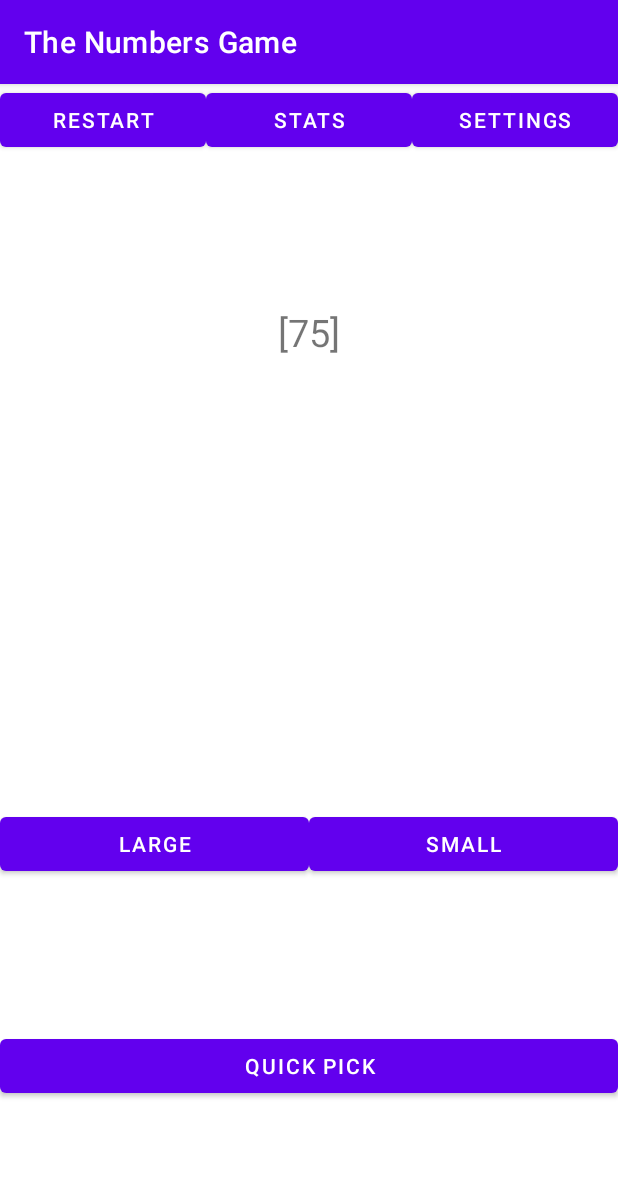
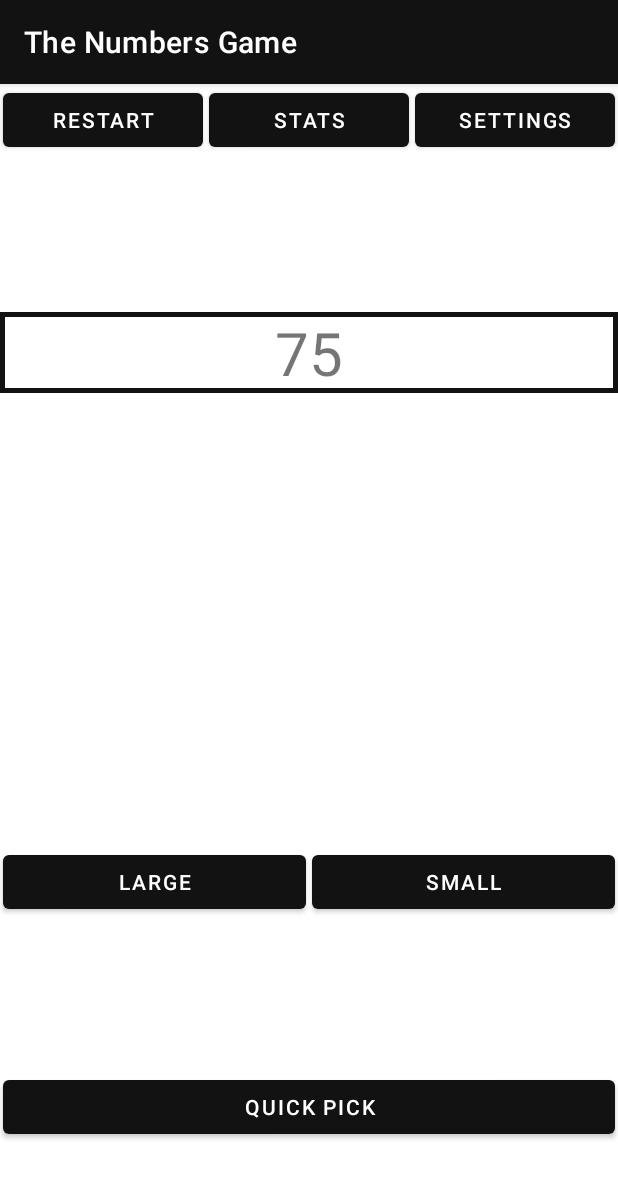
Before and after one commit to Mr-Scribbles/The_Numbers_Game, an Android app: the screen it shows after launch (MainActivity), after a tap on "LARGE", on a phone screen of 412 x 824 dp. Shown: the top 1178 px of the screen. Run offline under Robolectric (Android 15) with nearby library versions, the phone set to English and light mode, and no system bars.

Commit message:
general clean up

```diff
--- a/app/src/main/java/com/example/thenumbersgame/MainActivity.java
+++ b/app/src/main/java/com/example/thenumbersgame/MainActivity.java
@@ -171,10 +171,9 @@ public class MainActivity extends AppCompatActivity implements SensorEventListen
     private void addNumbers(int numberPicked) {
         if (numbers.size() == 5) {
             numbers.add(numberPicked);
-            displayNumbers.setText(numbers.toString());
-            System.out.println("starting delay");
-            Toast.makeText(this, "You have picked 6 numbers, Get Ready!", Toast.LENGTH_SHORT).show();
-            //slight delay fpr user
+            displayNumbers.setText(numbers.toString().replace(",", " ").replace("[", " "). replace("]", " ").trim());
+            Toast.makeText(this, "Get Ready!", Toast.LENGTH_SHORT).show();
+            //slight delay fpr ux
             Handler handler = new Handler();
             handler.postDelayed(() -> {
                 //run Game with chosen numbers
@@ -185,7 +184,7 @@ public class MainActivity extends AppCompatActivity implements SensorEventListen
             }, 1000);
         } else if (numbers.size() < 5) {
             numbers.add(numberPicked);
-            displayNumbers.setText(numbers.toString());
+            displayNumbers.setText(numbers.toString().replace(",", " ").replace("[", " "). replace("]", " ").trim());
             System.out.println("numbers is " + numbers);
         }
     }
--- a/app/src/main/java/com/example/thenumbersgame/StatsActivity.java
+++ b/app/src/main/java/com/example/thenumbersgame/StatsActivity.java
@@ -74,9 +74,7 @@ public class StatsActivity extends AppCompatActivity {
         Bundle extras = getIntent().getExtras();
         if (extras != null) {
             win = extras.getBoolean("win");
-        }
-
-        if(win){
+            if (win) {
                 total = total + 1;
                 run = run + 1;
                 wins = wins + 1;
@@ -101,6 +99,7 @@ public class StatsActivity extends AppCompatActivity {
                 System.out.println("New total: " + total);
                 run = 0;
                 lost = lost + 1;
+            }
         }
 
         Log.i("StatsActivity", "Adding scores: Total:" + total + " | win: " + wins + " | Loss: " + lost + " | Run: " + run);
@@ -170,5 +169,4 @@ public class StatsActivity extends AppCompatActivity {
             }
         }
 
-
     }
--- /dev/null
+++ b/app/src/main/res/drawable/back.xml
@@ -0,0 +1,5 @@
+<?xml version="1.0" encoding="utf-8"?>
+<shape xmlns:android="http://schemas.android.com/apk/res/android" android:shape="rectangle" >
+    <solid android:color="@android:color/white" />
+    <stroke android:width="3sp" android:color="@color/black"/>
+</shape>
--- a/app/src/main/res/layout/activity_game.xml
+++ b/app/src/main/res/layout/activity_game.xml
@@ -17,6 +17,7 @@
             android:layout_height="wrap_content"
             android:text="@string/home"
             android:layout_weight="1"
+            android:layout_margin="2sp"
             android:layout_gravity="center_horizontal"
             tools:ignore="UsingOnClickInXml" />
 
@@ -25,6 +26,7 @@
             android:layout_width="match_parent"
             android:layout_height="wrap_content"
             android:layout_weight="1"
+            android:layout_margin="2sp"
             android:layout_gravity="center_horizontal"
             android:text="@string/stats"
             tools:ignore="UsingOnClickInXml" />
@@ -34,6 +36,7 @@
             android:layout_width="match_parent"
             android:layout_height="wrap_content"
             android:layout_weight="1"
+            android:layout_margin="2sp"
             android:layout_gravity="center_horizontal"
             android:text="@string/settings"
             tools:ignore="UsingOnClickInXml" />
--- a/app/src/main/res/layout/activity_main.xml
+++ b/app/src/main/res/layout/activity_main.xml
@@ -19,6 +19,7 @@
             android:layout_height="wrap_content"
             android:text="@string/restart"
             android:layout_weight="1"
+            android:layout_margin="2sp"
             android:layout_gravity="center_horizontal"
             tools:ignore="UsingOnClickInXml" />
 
@@ -27,6 +28,7 @@
             android:layout_width="match_parent"
             android:layout_height="wrap_content"
             android:layout_weight="1"
+            android:layout_margin="2sp"
             android:layout_gravity="center_horizontal"
             android:text="@string/stats_main"
             tools:ignore="UsingOnClickInXml" />
@@ -36,6 +38,7 @@
             android:layout_width="match_parent"
             android:layout_height="wrap_content"
             android:layout_weight="1"
+            android:layout_margin="2sp"
             android:layout_gravity="center_horizontal"
             android:text="@string/settings_main"
             tools:ignore="UsingOnClickInXml" />
@@ -47,11 +50,12 @@
 
     <TextView
         android:id="@+id/numbersView"
+        android:background="@drawable/back"
         android:layout_width="match_parent"
         android:layout_height="wrap_content"
         android:layout_gravity="center_horizontal"
         android:textAlignment="center"
-        android:textSize="25sp"
+        android:textSize="40sp"
         android:text="" />
 
 
@@ -68,6 +72,7 @@
             android:layout_width="wrap_content"
             android:layout_height="wrap_content"
             android:layout_weight="1"
+            android:layout_margin="2sp"
             android:text="@string/large"
             tools:ignore="OnClick,UsingOnClickInXml" />
 
@@ -75,6 +80,7 @@
             android:onClick="smallClicked"
             android:layout_width="wrap_content"
             android:layout_height="wrap_content"
+            android:layout_margin="2sp"
             android:layout_weight="1"
             android:text="@string/small"
             tools:ignore="OnClick,UsingOnClickInXml" />
@@ -94,6 +100,7 @@
             android:onClick="quickPickClick"
             android:layout_width="wrap_content"
             android:layout_height="wrap_content"
+            android:layout_margin="2sp"
             android:layout_weight="1"
             android:layout_gravity="center_horizontal"
             android:text="Quick Pick"
--- a/app/src/main/res/layout/activity_settings.xml
+++ b/app/src/main/res/layout/activity_settings.xml
@@ -15,6 +15,7 @@
         <Button
             android:onClick="homeClicked"
             android:layout_width="match_parent"
+            android:layout_margin="2sp"
             android:layout_height="wrap_content"
             android:text="Home"
             android:layout_weight="1"
@@ -26,6 +27,7 @@
             android:layout_width="match_parent"
             android:layout_height="wrap_content"
             android:layout_weight="1"
+            android:layout_margin="2sp"
             android:layout_gravity="center_horizontal"
             android:text="Stats" />
 
@@ -34,6 +36,7 @@
             android:layout_width="match_parent"
             android:layout_height="wrap_content"
             android:layout_weight="1"
+            android:layout_margin="2sp"
             android:layout_gravity="center_horizontal"
             android:text="Settings" />
     </TableRow>
@@ -104,6 +107,7 @@
         android:layout_width="match_parent"
         android:layout_height="0dp"
         android:layout_weight="1"
+        android:background="@drawable/back"
         tools:ignore="HardcodedText" />
 
 
@@ -125,6 +129,7 @@
 
     <Button
         android:onClick="saveClicked"
+        android:layout_margin="2sp"
         android:layout_width="match_parent"
         android:layout_height="wrap_content"
         android:text="Save"
--- a/app/src/main/res/values/colors.xml
+++ b/app/src/main/res/values/colors.xml
@@ -5,6 +5,11 @@
     <color name="purple_700">#FF3700B3</color>
     <color name="teal_200">#FF03DAC5</color>
     <color name="teal_700">#FF018786</color>
-    <color name="black">#FF000000</color>
+    <color name="light_blue">#8DEAFF</color>
+    <color name="black">#121212</color>
     <color name="white">#FFFFFFFF</color>
+    <color name="dark_white">#B3B3B3</color>
+    <color name="grey">#404040</color>
+    <color name="dark_grey">#282828</color>
+
 </resources>
--- a/app/src/main/res/values/strings.xml
+++ b/app/src/main/res/values/strings.xml
@@ -7,7 +7,6 @@
     <string name="stats_stats">Stats</string>
     <string name="settings_stats">Settings</string>
     <string name="games_played">Games Played:</string>
-    <string name="games_won">Games Won:</string>
     <string name="games_lost">Games Lost:</string>
     <string name="winning_streak">Winning streak:</string>
     <string name="share_on_twitter">Share on Twitter</string>
@@ -21,4 +20,8 @@
     <string name="multiply">*</string>
     <string name="clear">C</string>
     <string name="plus">+</string>
+    <string name="won">Won:</string>
+    <string name="played">Played:</string>
+    <string name="lost">Lost</string>
+    <string name="streak">Streak:</string>
 </resources>
--- a/app/src/main/res/values/themes.xml
+++ b/app/src/main/res/values/themes.xml
@@ -2,13 +2,13 @@
     <!-- Base application theme. -->
     <style name="Theme.TheNumbersGame" parent="Theme.MaterialComponents.DayNight.DarkActionBar">
         <!-- Primary brand color. -->
-        <item name="colorPrimary">@color/purple_500</item>
-        <item name="colorPrimaryVariant">@color/purple_700</item>
+        <item name="colorPrimary">@color/black</item>
+        <item name="colorPrimaryVariant">@color/light_blue</item>
         <item name="colorOnPrimary">@color/white</item>
         <!-- Secondary brand color. -->
         <item name="colorSecondary">@color/teal_200</item>
         <item name="colorSecondaryVariant">@color/teal_700</item>
-        <item name="colorOnSecondary">@color/black</item>
+        <item name="colorOnSecondary">@color/white</item>
         <!-- Status bar color. -->
         <item name="android:statusBarColor" tools:targetApi="l">?attr/colorPrimaryVariant</item>
         <!-- Customize your theme here. -->
```
Also changed, not shown: app/src/main/java/com/example/thenumbersgame/Authenticate.java (+3 -6 lines), app/src/main/java/com/example/thenumbersgame/DBHelper.java (+4 -3 lines), app/src/main/res/layout/activity_stats.xml (+32 -29 lines), 1 other file. Lines whose indentation alone changed are shown as unchanged.
